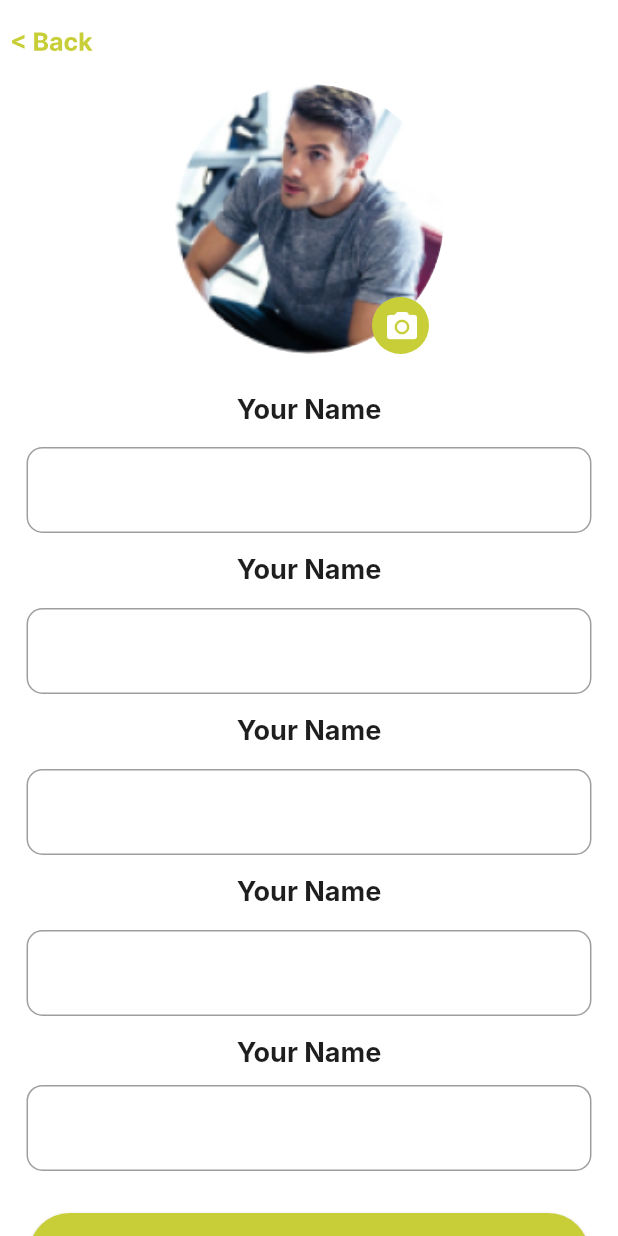
After one commit to MironAlikc/new_element_training, a Flutter app: the SettingsScreen screen opened by its route, after a tap on "Change Info", on a phone screen of 412 x 824 dp. The commit adds this screen. Run offline on Flutter 3.47's test engine with Material 2 defaults, Android fonts, the phone set to English and light mode, and no system bars; our stand-ins replace auto_route, dio, flutter_bloc, flutter_screenutil, flutter_svg, shared_preferences and 1 more; accounts and stored records are empty; Roboto replaces fonts that are missing (Inter).

Commit message:
ChangeInfoScreen

```diff
--- /dev/null
+++ b/lib/presentation/common_widgets/card_user_widget.dart
@@ -0,0 +1,10 @@
+import 'package:flutter/material.dart';
+
+class CardUserWidget extends StatelessWidget {
+  const CardUserWidget({super.key});
+
+  @override
+  Widget build(BuildContext context) {
+    return Container();
+  }
+}
--- /dev/null
+++ b/lib/presentation/screens/settings/change_Info_screen.dart
@@ -0,0 +1,138 @@
+import 'package:auto_route/auto_route.dart';
+import 'package:flutter/material.dart';
+import 'package:flutter_svg/svg.dart';
+import 'package:new_element_training/presentation/common_widgets/custom_button_widget.dart';
+import 'package:new_element_training/presentation/common_widgets/custom_text_field_widget.dart';
+import 'package:new_element_training/resources/resources.dart';
+import 'package:new_element_training/router/router.dart';
+
+@RoutePage()
+class ChangeInfoScreen extends StatelessWidget {
+  const ChangeInfoScreen({super.key});
+
+  @override
+  Widget build(BuildContext context) {
+    return Scaffold(
+      appBar: AppBar(
+        leadingWidth: 70.0,
+        backgroundColor: Colors.white,
+        elevation: 0,
+        leading: IconButton(
+          icon: SvgPicture.asset(
+            AppSvgs.back,
+          ),
+          onPressed: () {
+            AutoRouter.of(context).pop(const SettingsRoute());
+          },
+        ),
+      ),
+      body: SingleChildScrollView(
+        child: Column(
+          mainAxisAlignment: MainAxisAlignment.start,
+          children: [
+            Stack(
+              children: [
+                const CircleAvatar(
+                  radius: 90,
+                  backgroundColor: Colors.white,
+                  backgroundImage: AssetImage(
+                    AppPngs.user,
+                  ),
+                ),
+                Positioned(
+                  right: 10,
+                  bottom: 0,
+                  child: CircleAvatar(
+                    radius: 19,
+                    backgroundColor: Color(0xFFC8CE37),
+                    child: IconButton(
+                      onPressed: () {},
+                      icon: const Icon(
+                        Icons.camera_alt,
+                        color: Colors.white,
+                      ),
+                    ),
+                  ),
+                ),
+              ],
+            ),
+            const SizedBox(height: 26),
+            Text(
+              'Your Name',
+              style: TextStyle(
+                color: Color(0xFF1E1E1E),
+                fontSize: 18,
+                fontFamily: 'Inter',
+                fontWeight: FontWeight.w700,
+                height: 0,
+              ),
+            ),
+            const SizedBox(height: 14),
+            CustomTextFieldWidget(),
+            const SizedBox(height: 14),
+            Text(
+              'Your Name',
+              style: TextStyle(
+                color: Color(0xFF1E1E1E),
+                fontSize: 18,
+                fontFamily: 'Inter',
+                fontWeight: FontWeight.w700,
+                height: 0,
+              ),
+            ),
+            const SizedBox(height: 14),
+            CustomTextFieldWidget(),
+            const SizedBox(height: 14),
+            Text(
+              'Your Name',
+              style: TextStyle(
+                color: Color(0xFF1E1E1E),
+                fontSize: 18,
+                fontFamily: 'Inter',
+                fontWeight: FontWeight.w700,
+                height: 0,
+              ),
+            ),
+            const SizedBox(height: 14),
+            CustomTextFieldWidget(),
+            const SizedBox(height: 14),
+            Text(
+              'Your Name',
+              style: TextStyle(
+                color: Color(0xFF1E1E1E),
+                fontSize: 18,
+                fontFamily: 'Inter',
+                fontWeight: FontWeight.w700,
+                height: 0,
+              ),
+            ),
+            const SizedBox(height: 14),
+            CustomTextFieldWidget(),
+            const SizedBox(height: 14),
+            Text(
+              'Your Name',
+              style: TextStyle(
+                color: Color(0xFF1E1E1E),
+                fontSize: 18,
+                fontFamily: 'Inter',
+                fontWeight: FontWeight.w700,
+                height: 0,
+              ),
+            ),
+            const SizedBox(height: 10),
+            CustomTextFieldWidget(),
+            const SizedBox(height: 28),
+            CustomButtonWidget(
+              onPressed: () {
+                AutoRouter.of(context).push(
+                  const ChangeInfoRoute(),
+                );
+              },
+              title: 'Change Info',
+            )
+          ],
+        ),
+      ),
+    );
+  }
+}
--- /dev/null
+++ b/lib/presentation/screens/settings/settings_screen.dart
@@ -0,0 +1,144 @@
+import 'package:auto_route/auto_route.dart';
+import 'package:flutter/material.dart';
+import 'package:new_element_training/presentation/common_widgets/custom_button_widget.dart';
+import 'package:new_element_training/resources/resources.dart';
+import 'package:new_element_training/router/router.dart';
+
+@RoutePage()
+class SettingsScreen extends StatelessWidget {
+  const SettingsScreen({
+    super.key,
+  });
+
+  @override
+  Widget build(BuildContext context) {
+    return Scaffold(
+      body: SafeArea(
+        child: Center(
+          child: Column(
+            children: [
+              Stack(
+                children: [
+                  const CircleAvatar(
+                    radius: 90,
+                    backgroundColor: Colors.white,
+                    backgroundImage: AssetImage(
+                      AppPngs.user,
+                    ),
+                  ),
+                  Positioned(
+                    right: 10,
+                    bottom: 0,
+                    child: CircleAvatar(
+                      radius: 19,
+                      backgroundColor: Color(0xFFC8CE37),
+                      child: IconButton(
+                        onPressed: () {},
+                        icon: const Icon(
+                          Icons.camera_alt,
+                          color: Colors.white,
+                        ),
+                      ),
+                    ),
+                  ),
+                ],
+              ),
+              const SizedBox(height: 31),
+              Padding(
+                padding: const EdgeInsets.symmetric(horizontal: 20),
+                child: Container(
+                  width: 390,
+                  height: 181,
+                  padding: const EdgeInsets.all(20),
+                  decoration: ShapeDecoration(
+                    color: Colors.white,
+                    shape: RoundedRectangleBorder(
+                      borderRadius: BorderRadius.circular(12),
+                    ),
+                    shadows: const [
+                      BoxShadow(
+                        color: Color(0x26000000),
+                        blurRadius: 4,
+                        offset: Offset(0, 4),
+                        spreadRadius: 0,
+                      )
+                    ],
+                  ),
+                  child: const Column(
+                    children: [
+                      Text(
+                        'Andrew Trainer',
+                        textAlign: TextAlign.center,
+                        style: TextStyle(
+                          color: Color(0xFF1E1E1E),
+                          fontSize: 30,
+                          fontFamily: 'Inter',
+                          fontWeight: FontWeight.w800,
+                          height: 0,
+                        ),
+                      ),
+                      SizedBox(height: 20),
+                      Align(
+                        alignment: Alignment.centerLeft,
+                        child: Text(
+                          'Phone number',
+                          // textAlign: TextAlign.end,
+                          style: TextStyle(
+                            color: Color(0xFFA3A3A3),
+                            fontSize: 18,
+                            fontFamily: 'Inter',
+                            fontWeight: FontWeight.w400,
+                            height: 0,
+                          ),
+                        ),
+                      ),
+                      SizedBox(height: 11),
+                      Align(
+                        alignment: Alignment.bottomLeft,
+                        child: Text(
+                          'Email',
+                          textAlign: TextAlign.center,
+                          style: TextStyle(
+                            color: Color(0xFFA3A3A3),
+                            fontSize: 18,
+                            fontFamily: 'Inter',
+                            fontWeight: FontWeight.w400,
+                            height: 0,
+                          ),
+                        ),
+                      ),
+                      SizedBox(height: 11),
+                      Align(
+                        alignment: Alignment.bottomLeft,
+                        child: Text(
+                          'Some info',
+                          textAlign: TextAlign.center,
+                          style: TextStyle(
+                            color: Color(0xFFA3A3A3),
+                            fontSize: 18,
+                            fontFamily: 'Inter',
+                            fontWeight: FontWeight.w400,
+                            height: 0,
+                          ),
+                        ),
+                      ),
+                    ],
+                  ),
+                ),
+              ),
+              const SizedBox(height: 28),
+              CustomButtonWidget(
+                onPressed: () {
+                  AutoRouter.of(context).push(
+                    const ChangeInfoRoute(),
+                  );
+                },
+                title: 'Change Info',
+              )
+            ],
+          ),
+        ),
+      ),
+    );
+  }
+}
--- a/lib/presentation/screens/settings_screen.dart
+++ /dev/null
@@ -1,17 +0,0 @@
-import 'package:auto_route/auto_route.dart';
-import 'package:flutter/material.dart';
-
-@RoutePage()
-class Settings extends StatelessWidget {
-  const Settings({
-    super.key,
-  });
-
-  @override
-  Widget build(BuildContext context) {
-    return const Scaffold(
-      backgroundColor: Colors.green,
-      body: Text("3"),
-    );
-  }
-}
--- a/lib/presentation/screens/сontacts/create_program_screen.dart
+++ b/lib/presentation/screens/сontacts/create_program_screen.dart
@@ -4,6 +4,7 @@ import 'package:flutter_svg/svg.dart';
 import 'package:new_element_training/resources/resources.dart';
 import 'package:new_element_training/router/router.dart';
 
+@RoutePage()
 class CreateProgramScreen extends StatelessWidget {
   const CreateProgramScreen({super.key});
 
@@ -36,7 +37,12 @@ class CreateProgramScreen extends StatelessWidget {
                 fontWeight: FontWeight.w800,
                 height: 0,
               ),
-            )
+            ),
+            Wrap(
+              children: [
+
+              ],
+            ),
           ],
         ),
       ),
--- a/lib/presentation/screens/сontacts/program_screen.dart
+++ b/lib/presentation/screens/сontacts/program_screen.dart
@@ -6,6 +6,7 @@ import 'package:new_element_training/presentation/common_widgets/tab_bar_trainin
 import 'package:new_element_training/resources/resources.dart';
 import 'package:new_element_training/router/router.dart';
 
+@RoutePage()
 class ProgramScreen extends StatelessWidget {
   const ProgramScreen({super.key});
 
--- a/lib/router/router.dart
+++ b/lib/router/router.dart
@@ -6,7 +6,8 @@ import 'package:new_element_training/presentation/screens/calendar/table_calenda
 import 'package:new_element_training/presentation/screens/%D1%81ontacts/contacts_screen.dart';
 import 'package:new_element_training/presentation/screens/home_screen.dart';
 import 'package:new_element_training/presentation/screens/login_screen.dart';
-import 'package:new_element_training/presentation/screens/settings_screen.dart';
+import 'package:new_element_training/presentation/screens/settings/change_Info_screen.dart';
+import 'package:new_element_training/presentation/screens/settings/settings_screen.dart';
 import 'package:new_element_training/presentation/screens/splash_screen.dart';
 
 part "router.gr.dart";
@@ -57,5 +58,9 @@ class AppRouter extends _$AppRouter {
           page: CreateProgramRoute.page,
           path: "/createProgram",
         ),
+        AutoRoute(
+          page: ChangeInfoRoute.page,
+          path: "/changeInfo",
+        ),
       ];
 }
```
Also changed, not shown: lib/router/router.gr.dart.
